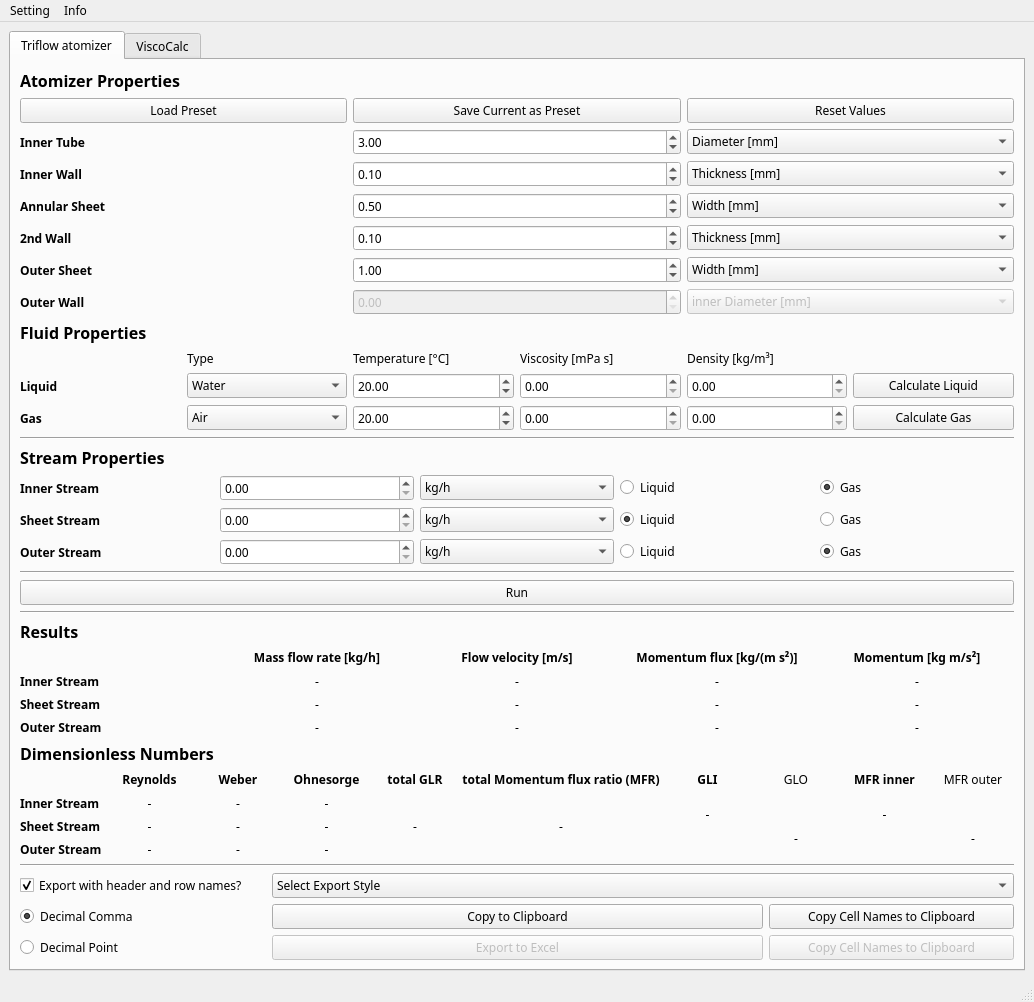
realize-1337/Atomizer-Toolbox, file GUI/mainWindow.ui: the form before one commit.
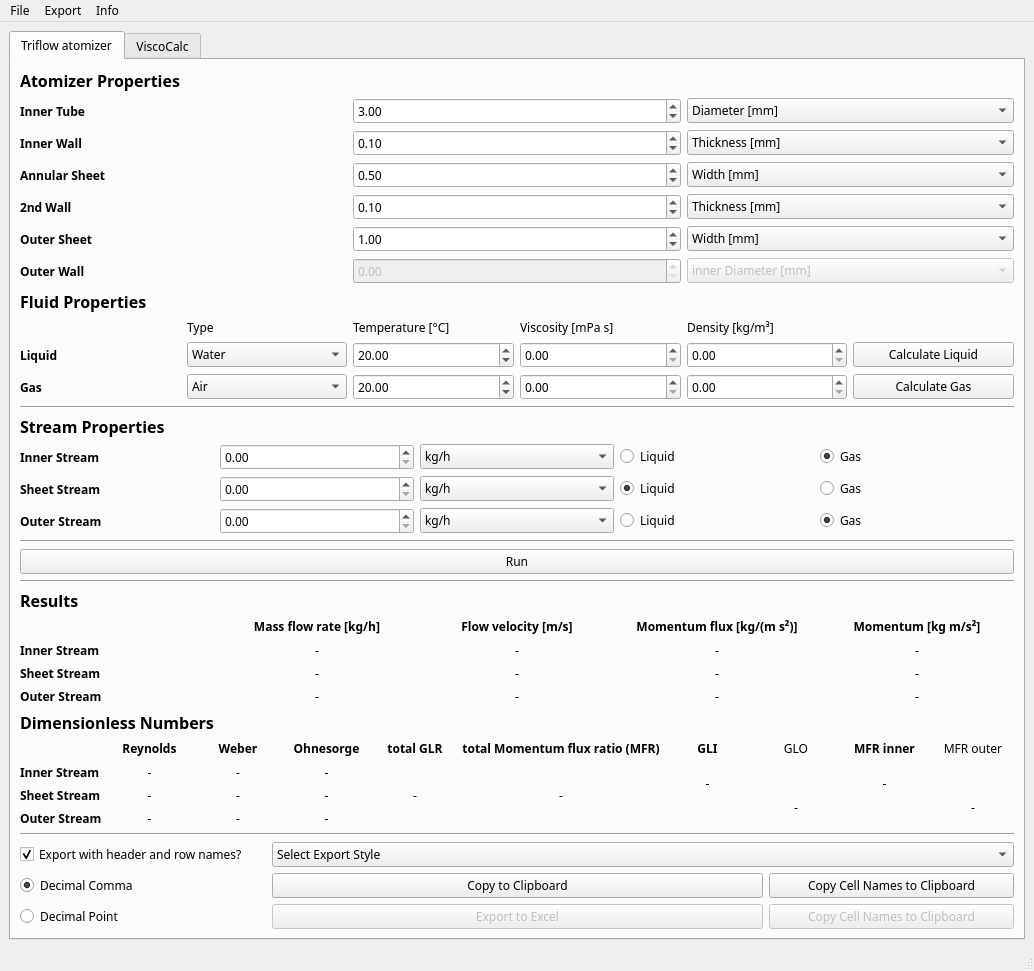
The form after the commit.

Commit message: moved preset handling to menu bar

Diff of the .ui file:
```diff
--- a/GUI/mainWindow.ui
+++ b/GUI/mainWindow.ui
@@ -435,18 +435,6 @@
         </item>
         <item row="1" column="0">
          <layout class="QGridLayout" name="gridLayout_6">
-          <item row="5" column="2">
-           <widget class="QComboBox" name="middleWallBox">
-            <property name="enabled">
-             <bool>true</bool>
-            </property>
-            <item>
-             <property name="text">
-              <string>Thickness [mm]</string>
-             </property>
-            </item>
-           </widget>
-          </item>
           <item row="0" column="0" colspan="3">
            <widget class="QLabel" name="label_19">
             <property name="font">
@@ -461,7 +449,19 @@
             </property>
            </widget>
           </item>
-          <item row="5" column="1">
+          <item row="4" column="2">
+           <widget class="QComboBox" name="middleWallBox">
+            <property name="enabled">
+             <bool>true</bool>
+            </property>
+            <item>
+             <property name="text">
+              <string>Thickness [mm]</string>
+             </property>
+            </item>
+           </widget>
+          </item>
+          <item row="4" column="1">
            <widget class="QDoubleSpinBox" name="middleWall">
             <property name="enabled">
              <bool>true</bool>
@@ -471,7 +471,7 @@
             </property>
            </widget>
           </item>
-          <item row="2" column="0">
+          <item row="1" column="0">
            <widget class="QLabel" name="label_20">
             <property name="font">
              <font>
@@ -484,7 +484,14 @@
             </property>
            </widget>
           </item>
-          <item row="2" column="1">
+          <item row="6" column="1">
+           <widget class="QDoubleSpinBox" name="outerWall">
+            <property name="enabled">
+             <bool>false</bool>
+            </property>
+           </widget>
+          </item>
+          <item row="1" column="1">
            <widget class="QDoubleSpinBox" name="innerTube">
             <property name="buttonSymbols">
              <enum>QAbstractSpinBox::UpDownArrows</enum>
@@ -494,14 +501,7 @@
             </property>
            </widget>
           </item>
-          <item row="7" column="1">
-           <widget class="QDoubleSpinBox" name="outerWall">
-            <property name="enabled">
-             <bool>false</bool>
-            </property>
-           </widget>
-          </item>
-          <item row="3" column="1">
+          <item row="2" column="1">
            <widget class="QDoubleSpinBox" name="innerWall">
             <property name="enabled">
              <bool>true</bool>
@@ -514,7 +514,7 @@
             </property>
            </widget>
           </item>
-          <item row="7" column="0">
+          <item row="6" column="0">
            <widget class="QLabel" name="label_25">
             <property name="font">
              <font>
@@ -527,31 +527,7 @@
             </property>
            </widget>
           </item>
-          <item row="7" column="2">
-           <widget class="QComboBox" name="outerWallBox">
-            <property name="enabled">
-             <bool>false</bool>
-            </property>
-            <item>
-             <property name="text">
-              <string>inner Diameter [mm]</string>
-             </property>
-            </item>
-           </widget>
-          </item>
-          <item row="2" column="2">
-           <widget class="QComboBox" name="innerTubeBox">
-            <property name="enabled">
-             <bool>true</bool>
-            </property>
-            <item>
-             <property name="text">
-              <string>Diameter [mm]</string>
-             </property>
-            </item>
-           </widget>
-          </item>
-          <item row="4" column="2">
+          <item row="3" column="2">
            <widget class="QComboBox" name="annularSheetBox">
             <property name="enabled">
              <bool>true</bool>
@@ -563,7 +539,7 @@
             </item>
            </widget>
           </item>
-          <item row="5" column="0">
+          <item row="4" column="0">
            <widget class="QLabel" name="label_23">
             <property name="font">
              <font>
@@ -576,29 +552,31 @@
             </property>
            </widget>
           </item>
+          <item row="1" column="2">
+           <widget class="QComboBox" name="innerTubeBox">
+            <property name="enabled">
+             <bool>true</bool>
+            </property>
+            <item>
+             <property name="text">
+              <string>Diameter [mm]</string>
+             </property>
+            </item>
+           </widget>
+          </item>
           <item row="6" column="2">
-           <widget class="QComboBox" name="outerSheetBox">
+           <widget class="QComboBox" name="outerWallBox">
             <property name="enabled">
-             <bool>true</bool>
+             <bool>false</bool>
             </property>
             <item>
              <property name="text">
-              <string>Width [mm]</string>
+              <string>inner Diameter [mm]</string>
              </property>
             </item>
            </widget>
           </item>
-          <item row="6" column="1">
-           <widget class="QDoubleSpinBox" name="outerSheet">
-            <property name="singleStep">
-             <double>0.010000000000000</double>
-            </property>
-            <property name="value">
-             <double>1.000000000000000</double>
-            </property>
-           </widget>
-          </item>
-          <item row="6" column="0">
+          <item row="5" column="0">
            <widget class="QLabel" name="label_24">
             <property name="font">
              <font>
@@ -611,7 +589,17 @@
             </property>
            </widget>
           </item>
-          <item row="3" column="0">
+          <item row="5" column="1">
+           <widget class="QDoubleSpinBox" name="outerSheet">
+            <property name="singleStep">
+             <double>0.010000000000000</double>
+            </property>
+            <property name="value">
+             <double>1.000000000000000</double>
+            </property>
+           </widget>
+          </item>
+          <item row="2" column="0">
            <widget class="QLabel" name="label_21">
             <property name="font">
              <font>
@@ -624,7 +612,19 @@
             </property>
            </widget>
           </item>
-          <item row="3" column="2">
+          <item row="5" column="2">
+           <widget class="QComboBox" name="outerSheetBox">
+            <property name="enabled">
+             <bool>true</bool>
+            </property>
+            <item>
+             <property name="text">
+              <string>Width [mm]</string>
+             </property>
+            </item>
+           </widget>
+          </item>
+          <item row="2" column="2">
            <widget class="QComboBox" name="innerWallBox">
             <property name="enabled">
              <bool>true</bool>
@@ -636,7 +636,7 @@
             </item>
            </widget>
           </item>
-          <item row="4" column="0">
+          <item row="3" column="0">
            <widget class="QLabel" name="label_22">
             <property name="font">
              <font>
@@ -649,7 +649,7 @@
             </property>
            </widget>
           </item>
-          <item row="4" column="1">
+          <item row="3" column="1">
            <widget class="QDoubleSpinBox" name="annularSheet">
             <property name="singleStep">
              <double>0.010000000000000</double>
@@ -659,27 +659,6 @@
             </property>
            </widget>
           </item>
-          <item row="1" column="0">
-           <widget class="QPushButton" name="loadPreset">
-            <property name="text">
-             <string>Load Preset</string>
-            </property>
-           </widget>
-          </item>
-          <item row="1" column="1">
-           <widget class="QPushButton" name="savePreset">
-            <property name="text">
-             <string>Save Current as Preset</string>
-            </property>
-           </widget>
-          </item>
-          <item row="1" column="2">
-           <widget class="QPushButton" name="resetValues">
-            <property name="text">
-             <string>Reset Values</string>
-            </property>
-           </widget>
-          </item>
          </layout>
         </item>
         <item row="4" column="0">
@@ -1441,7 +1420,7 @@
    </property>
    <widget class="QMenu" name="menuSetting">
     <property name="title">
-     <string>Setting</string>
+     <string>Export</string>
     </property>
     <addaction name="actionEdit_and_Create_Export_Presets"/>
    </widget>
@@ -1452,6 +1431,15 @@
     <addaction name="actionGo_to_default_path"/>
     <addaction name="actionAbout"/>
    </widget>
+   <widget class="QMenu" name="menuFile">
+    <property name="title">
+     <string>File</string>
+    </property>
+    <addaction name="actionLoad_Presets"/>
+    <addaction name="actionSave_Presets"/>
+    <addaction name="actionReset_Values"/>
+   </widget>
+   <addaction name="menuFile"/>
    <addaction name="menuSetting"/>
    <addaction name="menuInfo"/>
   </widget>
```
Left out of the diff: 28 changed lines with no effect on the pictures. The commit also changes 3 other files.
